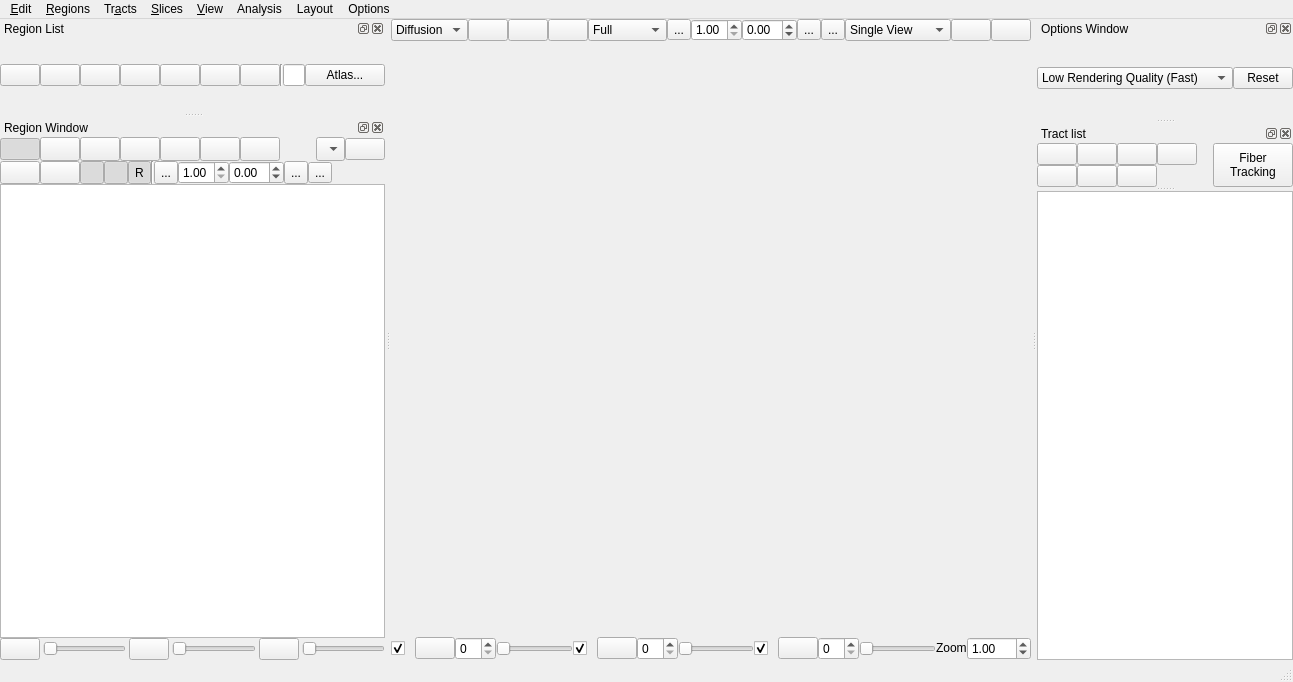
The window that tracking/tracking_window.ui (frankyeh/DSI-Studio) describes before a commit, drawn with Qt 5.
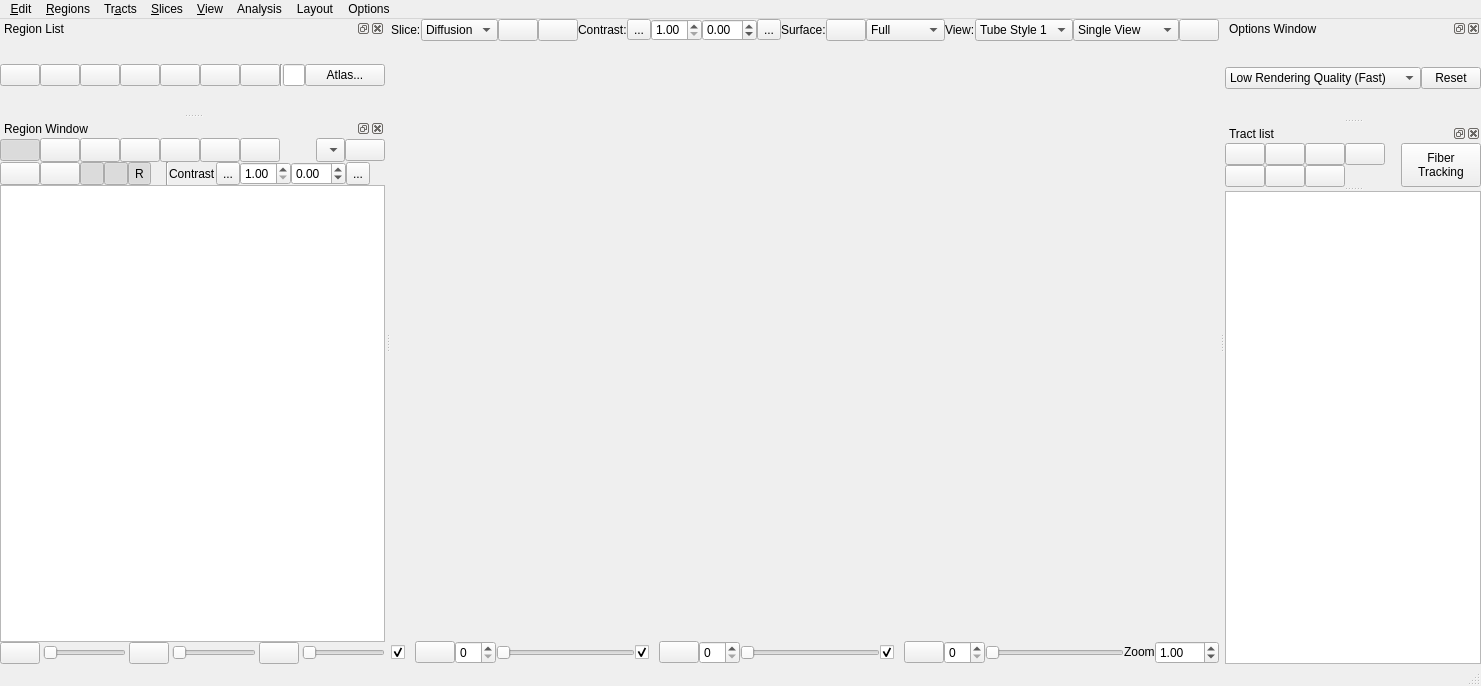
The same window after the commit. Icons and pictures are not drawn. Custom widgets are drawn as their Qt base class.

Commit message: [vis] tracking GUI revision

```diff
--- a/tracking/tracking_window.ui
+++ b/tracking/tracking_window.ui
@@ -6,8 +6,8 @@
    <rect>
     <x>0</x>
     <y>0</y>
-    <width>1108</width>
-    <height>682</height>
+    <width>1209</width>
+    <height>686</height>
    </rect>
   </property>
   <property name="sizePolicy">
@@ -73,6 +73,13 @@
          <property name="spacing">
           <number>0</number>
          </property>
+         <item>
+          <widget class="QLabel" name="label_2">
+           <property name="text">
+            <string>Slice:</string>
+           </property>
+          </widget>
+         </item>
          <item>
           <widget class="QComboBox" name="SliceModality">
            <property name="sizePolicy">
@@ -143,6 +150,121 @@
            </property>
           </widget>
          </item>
+         <item>
+          <spacer name="horizontalSpacer_7">
+           <property name="orientation">
+            <enum>Qt::Horizontal</enum>
+           </property>
+           <property name="sizeHint" stdset="0">
+            <size>
+             <width>40</width>
+             <height>20</height>
+            </size>
+           </property>
+          </spacer>
+         </item>
+         <item>
+          <widget class="QLabel" name="label_3">
+           <property name="text">
+            <string>Contrast:</string>
+           </property>
+          </widget>
+         </item>
+         <item>
+          <widget class="QColorToolButton" name="min_color_gl">
+           <property name="text">
+            <string>...</string>
+           </property>
+           <property name="icon">
+            <iconset resource="../icons.qrc">
+             <normaloff>:/icons/icons/cubic.xpm</normaloff>:/icons/icons/cubic.xpm</iconset>
+           </property>
+          </widget>
+         </item>
+         <item>
+          <widget class="QDoubleSpinBox" name="min_value_gl">
+           <property name="sizePolicy">
+            <sizepolicy hsizetype="Minimum" vsizetype="Fixed">
+             <horstretch>0</horstretch>
+             <verstretch>0</verstretch>
+            </sizepolicy>
+           </property>
+           <property name="maximumSize">
+            <size>
+             <width>16777215</width>
+             <height>22</height>
+            </size>
+           </property>
+           <property name="minimum">
+            <double>1.000000000000000</double>
+           </property>
+           <property name="maximum">
+            <double>5.000000000000000</double>
+           </property>
+           <property name="singleStep">
+            <double>0.500000000000000</double>
+           </property>
+           <property name="value">
+            <double>1.000000000000000</double>
+           </property>
+          </widget>
+         </item>
+         <item>
+          <widget class="QDoubleSpinBox" name="max_value_gl">
+           <property name="sizePolicy">
+            <sizepolicy hsizetype="Minimum" vsizetype="Fixed">
+             <horstretch>0</horstretch>
+             <verstretch>0</verstretch>
+            </sizepolicy>
+           </property>
+           <property name="maximumSize">
+            <size>
+             <width>16777215</width>
+             <height>22</height>
+            </size>
+           </property>
+           <property name="minimum">
+            <double>-1.000000000000000</double>
+           </property>
+           <property name="maximum">
+            <double>1.000000000000000</double>
+           </property>
+           <property name="singleStep">
+            <double>0.100000000000000</double>
+           </property>
+          </widget>
+         </item>
+         <item>
+          <widget class="QColorToolButton" name="max_color_gl">
+           <property name="text">
+            <string>...</string>
+           </property>
+           <property name="icon">
+            <iconset resource="../icons.qrc">
+             <normaloff>:/icons/icons/rec.xpm</normaloff>:/icons/icons/rec.xpm</iconset>
+           </property>
+          </widget>
+         </item>
+         <item>
+          <spacer name="horizontalSpacer_5">
+           <property name="orientation">
+            <enum>Qt::Horizontal</enum>
+           </property>
+           <property name="sizeHint" stdset="0">
+            <size>
+             <width>40</width>
+             <height>20</height>
+            </size>
+           </property>
+          </spacer>
+         </item>
+         <item>
+          <widget class="QLabel" name="label_6">
+           <property name="text">
+            <string>Surface:</string>
+           </property>
+          </widget>
+         </item>
          <item>
           <widget class="QPushButton" name="isosurfaceButton">
            <property name="sizePolicy">
@@ -221,100 +343,7 @@
           </widget>
          </item>
          <item>
-          <layout class="QHBoxLayout" name="horizontalLayout">
-           <property name="spacing">
-            <number>0</number>
-           </property>
-           <item>
-            <widget class="QColorToolButton" name="min_color_gl">
-             <property name="text">
-              <string>...</string>
-             </property>
-             <property name="icon">
-              <iconset resource="../icons.qrc">
-               <normaloff>:/icons/icons/cubic.xpm</normaloff>:/icons/icons/cubic.xpm</iconset>
-             </property>
-            </widget>
-           </item>
-           <item>
-            <widget class="QDoubleSpinBox" name="min_value_gl">
-             <property name="sizePolicy">
-              <sizepolicy hsizetype="Minimum" vsizetype="Fixed">
-               <horstretch>0</horstretch>
-               <verstretch>0</verstretch>
-              </sizepolicy>
-             </property>
-             <property name="maximumSize">
-              <size>
-               <width>16777215</width>
-               <height>22</height>
-              </size>
-             </property>
-             <property name="minimum">
-              <double>1.000000000000000</double>
-             </property>
-             <property name="maximum">
-              <double>5.000000000000000</double>
-             </property>
-             <property name="singleStep">
-              <double>0.500000000000000</double>
-             </property>
-             <property name="value">
-              <double>1.000000000000000</double>
-             </property>
-            </widget>
-           </item>
-           <item>
-            <widget class="QDoubleSpinBox" name="max_value_gl">
-             <property name="sizePolicy">
-              <sizepolicy hsizetype="Minimum" vsizetype="Fixed">
-               <horstretch>0</horstretch>
-               <verstretch>0</verstretch>
-              </sizepolicy>
-             </property>
-             <property name="maximumSize">
-              <size>
-               <width>16777215</width>
-               <height>22</height>
-              </size>
-             </property>
-             <property name="minimum">
-              <double>-1.000000000000000</double>
-             </property>
-             <property name="maximum">
-              <double>1.000000000000000</double>
-             </property>
-             <property name="singleStep">
-              <double>0.100000000000000</double>
-             </property>
-            </widget>
-           </item>
-           <item>
-            <widget class="QColorToolButton" name="max_color_gl">
-             <property name="text">
-              <string>...</string>
-             </property>
-             <property name="icon">
-              <iconset resource="../icons.qrc">
-               <normaloff>:/icons/icons/rec.xpm</normaloff>:/icons/icons/rec.xpm</iconset>
-             </property>
-            </widget>
-           </item>
-           <item>
-            <widget class="QToolButton" name="load_color_map_gl">
-             <property name="text">
-              <string>...</string>
-             </property>
-             <property name="icon">
-              <iconset resource="../icons.qrc">
-               <normaloff>:/icons/icons/open.xpm</normaloff>:/icons/icons/open.xpm</iconset>
-             </property>
-            </widget>
-           </item>
-          </layout>
-         </item>
-         <item>
-          <spacer name="horizontalSpacer_5">
+          <spacer name="horizontalSpacer_6">
            <property name="orientation">
             <enum>Qt::Horizontal</enum>
            </property>
@@ -326,6 +355,37 @@
            </property>
           </spacer>
          </item>
+         <item>
+          <widget class="QLabel" name="label_4">
+           <property name="text">
+            <string>View:</string>
+           </property>
+          </widget>
+         </item>
+         <item>
+          <widget class="QComboBox" name="track_style">
+           <item>
+            <property name="text">
+             <string>Tube Style 1</string>
+            </property>
+           </item>
+           <item>
+            <property name="text">
+             <string>Tube Style 2</string>
+            </property>
+           </item>
+           <item>
+            <property name="text">
+             <string>Line Style 1</string>
+            </property>
+           </item>
+           <item>
+            <property name="text">
+             <string>Line Style 2</string>
+            </property>
+           </item>
+          </widget>
+         </item>
          <item>
           <widget class="QComboBox" name="glView">
            <item>
@@ -345,26 +405,6 @@
            </item>
           </widget>
          </item>
-         <item>
-          <widget class="QPushButton" name="auto_rotate">
-           <property name="maximumSize">
-            <size>
-             <width>16777215</width>
-             <height>16777215</height>
-            </size>
-           </property>
-           <property name="text">
-            <string/>
-           </property>
-           <property name="icon">
-            <iconset resource="../icons.qrc">
-             <normaloff>:/icons/icons/rotate.xpm</normaloff>:/icons/icons/rotate.xpm</iconset>
-           </property>
-           <property name="checkable">
-            <bool>true</bool>
-           </property>
-          </widget>
-         </item>
          <item>
           <widget class="QPushButton" name="move3Dwindow">
            <property name="maximumSize">
@@ -1017,7 +1057,7 @@
     <rect>
      <x>0</x>
      <y>0</y>
-     <width>1108</width>
+     <width>1209</width>
      <height>21</height>
     </rect>
    </property>
@@ -1674,7 +1714,7 @@
    </property>
    <property name="minimumSize">
     <size>
-     <width>292</width>
+     <width>338</width>
      <height>171</height>
     </size>
    </property>
@@ -2142,6 +2182,19 @@
          </property>
         </widget>
        </item>
+       <item>
+        <spacer name="horizontalSpacer_8">
+         <property name="orientation">
+          <enum>Qt::Horizontal</enum>
+         </property>
+         <property name="sizeHint" stdset="0">
+          <size>
+           <width>40</width>
+           <height>20</height>
+          </size>
+         </property>
+        </spacer>
+       </item>
        <item>
         <widget class="Line" name="line">
          <property name="orientation">
@@ -2149,6 +2202,13 @@
          </property>
         </widget>
        </item>
+       <item>
+        <widget class="QLabel" name="label_5">
+         <property name="text">
+          <string>Contrast</string>
+         </property>
+        </widget>
+       </item>
        <item>
         <widget class="QColorToolButton" name="min_color">
          <property name="sizePolicy">
@@ -2212,17 +2272,6 @@
          </property>
         </widget>
        </item>
-       <item>
-        <widget class="QToolButton" name="load_color_map">
-         <property name="text">
-          <string>...</string>
-         </property>
-         <property name="icon">
-          <iconset resource="../icons.qrc">
-           <normaloff>:/icons/icons/open.xpm</normaloff>:/icons/icons/open.xpm</iconset>
-         </property>
-        </widget>
-       </item>
        <item>
         <spacer name="horizontalSpacer_4">
          <property name="orientation">
```
Left out of the diff: 12 changed lines with no effect on the pictures. The commit also changes 2 other files.
